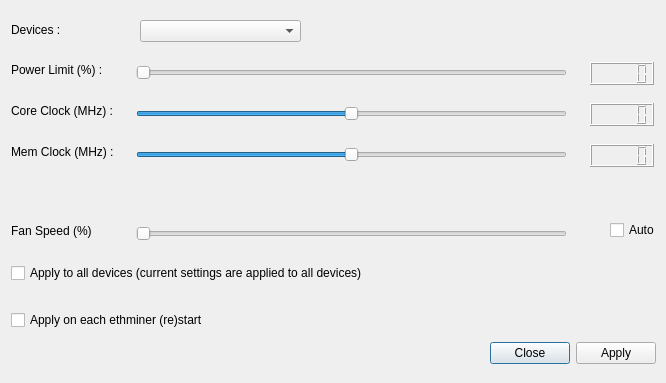
First picture: the form in nvocdialog.ui, repository orkblutt/MinerLamp, before the edit.
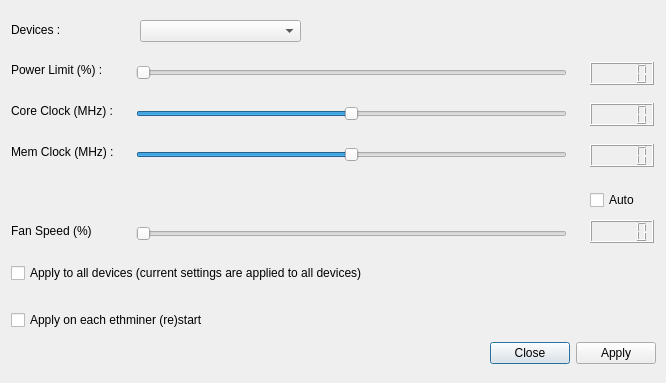
Second picture: the form after the edit.

```diff
--- a/nvocdialog.ui
+++ b/nvocdialog.ui
@@ -236,8 +236,8 @@
   <widget class="QCheckBox" name="checkBoxAutoSpeedFan">
    <property name="geometry">
     <rect>
-     <x>610</x>
-     <y>220</y>
+     <x>590</x>
+     <y>190</y>
      <width>53</width>
      <height>20</height>
     </rect>
@@ -288,6 +288,16 @@
     <set>QDialogButtonBox::Apply|QDialogButtonBox::Close</set>
    </property>
   </widget>
+  <widget class="QLCDNumber" name="lcdNumberFanSpeed">
+   <property name="geometry">
+    <rect>
+     <x>590</x>
+     <y>220</y>
+     <width>64</width>
+     <height>23</height>
+    </rect>
+   </property>
+  </widget>
  </widget>
  <resources/>
  <connections>
```
Left out of the diff: 5 changed lines with no effect on the pictures.
